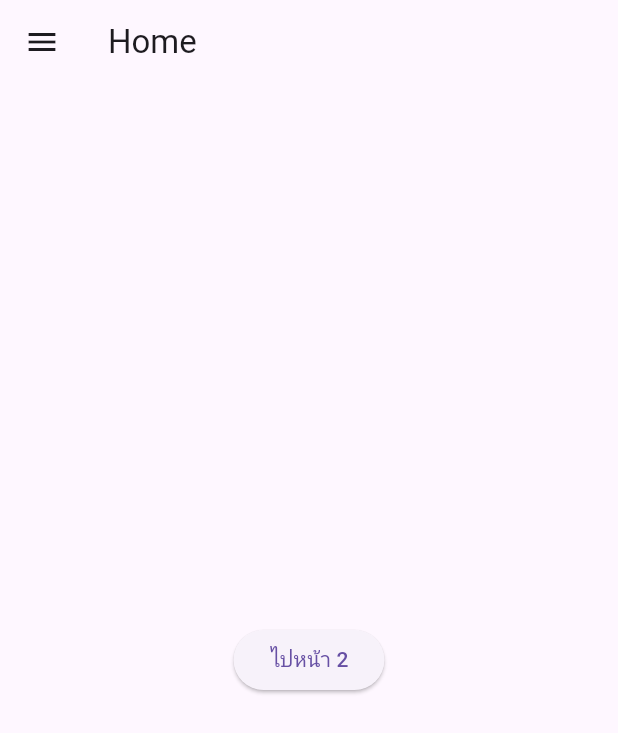
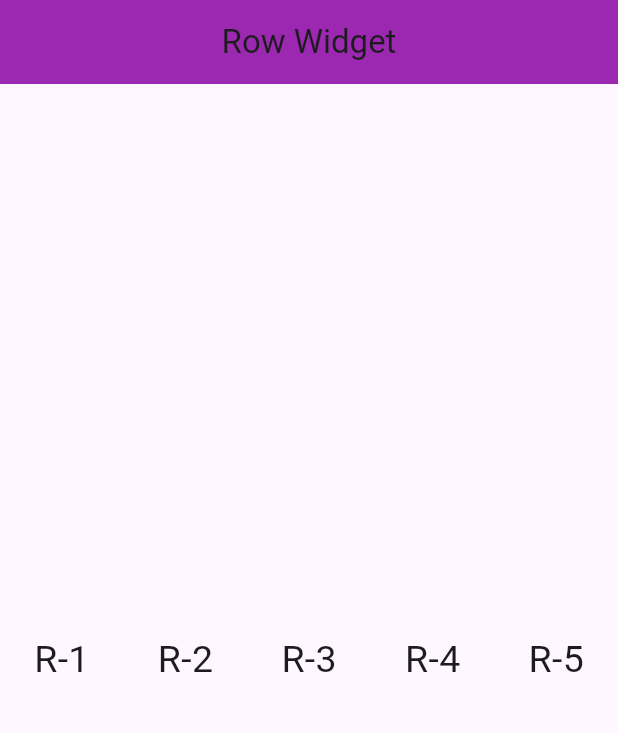
Before and after one commit to hitori1253/hitori_flutter_week15, a Flutter app: the screen it shows after launch, on a phone screen of 412 x 824 dp. Shown: the top 733 px of the screen. Run offline on Flutter 3.47's test engine with Material 3 defaults, Android fonts, the phone set to English and light mode, and no system bars.

Commit message:
้ๆๆๆ

```diff
--- a/lib/main.dart
+++ b/lib/main.dart
@@ -1,29 +1,17 @@
 import 'package:flutter/material.dart';
-import 'pages/home.dart';
-import 'pages/list.dart';
-import 'pages/grid.dart';
-import 'pages/card.dart';
-import 'pages/second.dart';
+import 'package:hitori15/page/row_page.dart';
+import 'package:hitori15/views/column.dart';
+
 
 void main() {
-  runApp(const MyApp());
+  runApp(MyApp());
 }
 
 class MyApp extends StatelessWidget {
-  const MyApp({super.key});
-
   @override
   Widget build(BuildContext context) {
-    return MaterialApp(
-      debugShowCheckedModeBanner: false,
-      initialRoute: '/',
-      routes: {
-        '/': (context) => const HomePage(),
-        '/list': (context) => const ListPage(),
-        '/grid': (context) => const GridPage(),
-        '/card': (context) => const CardPage(),
-        '/second': (context) => const SecondPage(),
-      },
-    );
+    return MaterialApp(home: RowPage());
+    // ignore: dead_code
+    return MaterialApp(home: ColumnPage());
   }
 }
--- /dev/null
+++ b/lib/page/row_page.dart
@@ -0,0 +1,29 @@
+import 'package:flutter/material.dart';
+
+class RowPage extends StatelessWidget {
+  const RowPage({super.key});
+
+  @override
+  Widget build(BuildContext context) {
+    return Scaffold(
+      appBar: AppBar(
+        centerTitle: true,
+        backgroundColor: Colors.purple,
+        title: Text("Row Widget"),
+      ),
+      body: Center(
+        child: Row(
+          mainAxisAlignment: MainAxisAlignment.spaceAround,
+          crossAxisAlignment: CrossAxisAlignment.center,
+          children: [
+            Text("R-1", style: TextStyle(fontSize: 25)),
+            Text("R-2", style: TextStyle(fontSize: 25)),
+            Text("R-3", style: TextStyle(fontSize: 25)),
+            Text("R-4", style: TextStyle(fontSize: 25)),
+            Text("R-5", style: TextStyle(fontSize: 25)),
+          ],
+        ),
+      ),
+    );
+  }
+}
--- a/lib/pages/home.dart
+++ /dev/null
@@ -1,26 +0,0 @@
-import 'package:flutter/material.dart';
-import 'package:hitori15/widgets/app.dart';
-
-class HomePage extends StatelessWidget {
-  const HomePage({super.key});
-
-  @override
-  Widget build(BuildContext context) {
-    return Scaffold(
-      appBar: AppBar(title: const Text('Home')),
-      drawer: const AppDrawer(),
-      body: Center(
-        child: ElevatedButton(
-          onPressed: () {
-            Navigator.pushNamed(
-              context,
-              '/second',
-              arguments: 'pochi',
-            );
-          },
-          child: const Text('ไปหน้า 2'),
-        ),
-      ),
-    );
-  }
-}
```
Also changed, not shown: lib/page/card_page.dart (added, +30 -0 lines), lib/pages/card.dart (deleted, +0 -27 lines), lib/pages/grid.dart (deleted, +0 -24 lines), lib/pages/list.dart (deleted, +0 -23 lines), lib/pages/second.dart (deleted, +0 -22 lines), lib/views/home.dart (deleted, +0 -38 lines), lib/views/list.dart (deleted, +0 -35 lines), lib/page/column_page.dart (renamed from lib/views/column.dart), lib/page/listview_menu.dart (renamed from lib/views/list_menu.dart), lib/views/card.dart (deleted), lib/views/grid.dart (deleted), lib/views/second.dart (deleted), 1 other file.
